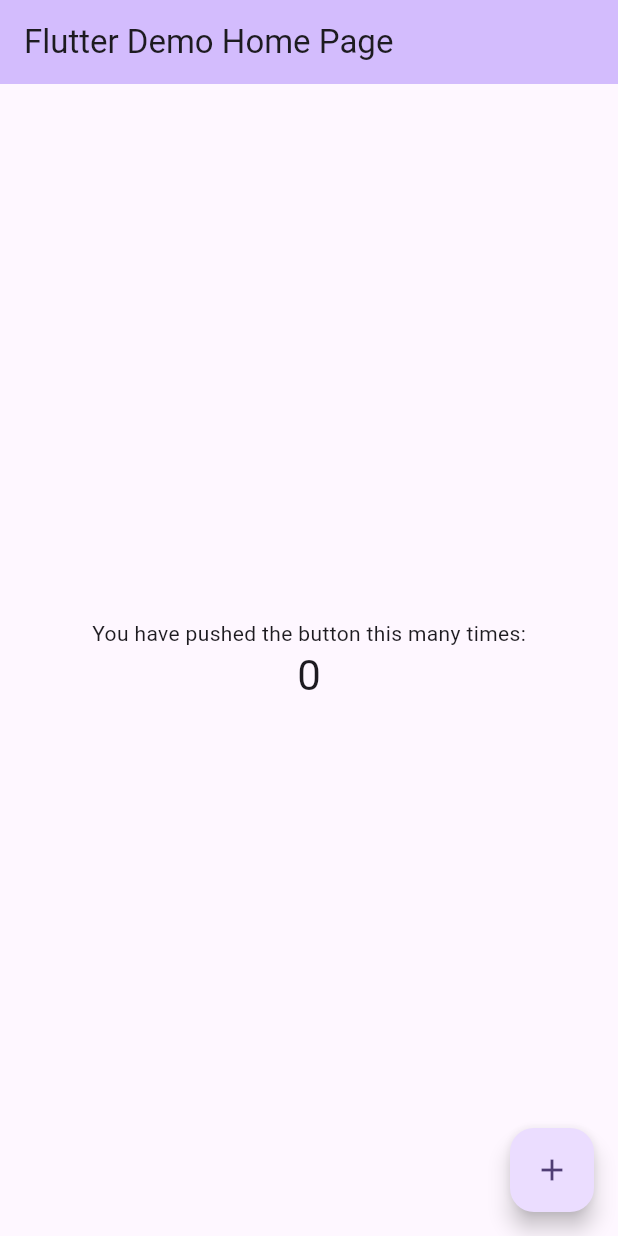
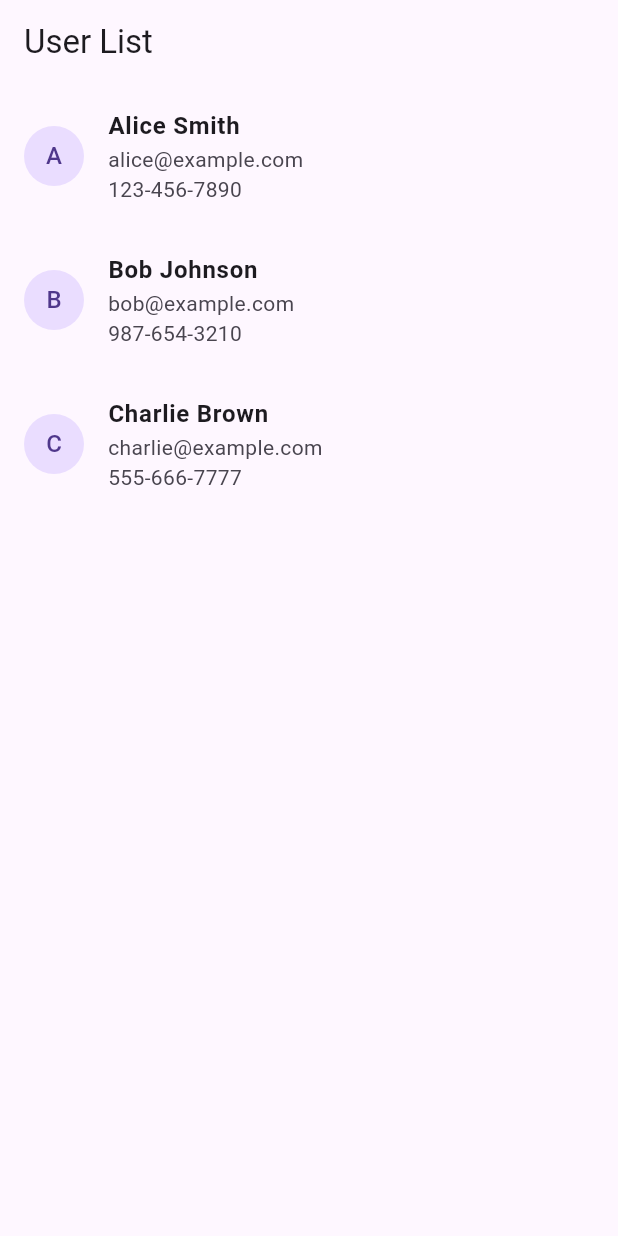
Before and after one commit to shahz-codes/user_app, a Flutter app: the screen it shows after launch, on a phone screen of 412 x 824 dp. Run offline on Flutter 3.47's test engine with Material 3 defaults, Android fonts, the phone set to English and light mode, and no system bars.

Commit message:
Setting up the UI single screen

```diff
--- a/lib/main.dart
+++ b/lib/main.dart
@@ -1,4 +1,5 @@
 import 'package:flutter/material.dart';
+import 'screens/user_screen.dart';
 
 void main() {
   runApp(const UserApp());
@@ -11,115 +12,97 @@ class UserApp extends StatelessWidget {
   @override
   Widget build(BuildContext context) {
     return MaterialApp(
-      title: 'Flutter Demo',
-      theme: ThemeData(
-        // This is the theme of your application.
-        //
-        // TRY THIS: Try running your application with "flutter run". You'll see
-        // the application has a purple toolbar. Then, without quitting the app,
-        // try changing the seedColor in the colorScheme below to Colors.green
-        // and then invoke "hot reload" (save your changes or press the "hot
-        // reload" button in a Flutter-supported IDE, or press "r" if you used
-        // the command line to start the app).
-        //
-        // Notice that the counter didn't reset back to zero; the application
-        // state is not lost during the reload. To reset the state, use hot
-        // restart instead.
-        //
-        // This works for code too, not just values: Most code changes can be
-        // tested with just a hot reload.
-        colorScheme: ColorScheme.fromSeed(seedColor: Colors.deepPurple),
-        useMaterial3: true,
-      ),
-      home: const MyHomePage(title: 'Flutter Demo Home Page'),
+      title: 'User List App',
+      theme: ThemeData(primarySwatch: Colors.blue),
+      home: UserScreen(), // The single-screen app
     );
   }
 }
 
-class MyHomePage extends StatefulWidget {
-  const MyHomePage({super.key, required this.title});
-
-  // This widget is the home page of your application. It is stateful, meaning
-  // that it has a State object (defined below) that contains fields that affect
-  // how it looks.
-
-  // This class is the configuration for the state. It holds the values (in this
-  // case the title) provided by the parent (in this case the App widget) and
-  // used by the build method of the State. Fields in a Widget subclass are
-  // always marked "final".
-
-  final String title;
-
-  @override
-  State<MyHomePage> createState() => _MyHomePageState();
-}
-
-class _MyHomePageState extends State<MyHomePage> {
-  int _counter = 0;
-
-  void _incrementCounter() {
-    setState(() {
-      // This call to setState tells the Flutter framework that something has
-      // changed in this State, which causes it to rerun the build method below
-      // so that the display can reflect the updated values. If we changed
-      // _counter without calling setState(), then the build method would not be
-      // called again, and so nothing would appear to happen.
-      _counter++;
-    });
-  }
-
-  @override
-  Widget build(BuildContext context) {
-    // This method is rerun every time setState is called, for instance as done
-    // by the _incrementCounter method above.
-    //
-    // The Flutter framework has been optimized to make rerunning build methods
-    // fast, so that you can just rebuild anything that needs updating rather
-    // than having to individually change instances of widgets.
-    return Scaffold(
-      appBar: AppBar(
-        // TRY THIS: Try changing the color here to a specific color (to
-        // Colors.amber, perhaps?) and trigger a hot reload to see the AppBar
-        // change color while the other colors stay the same.
-        backgroundColor: Theme.of(context).colorScheme.inversePrimary,
-        // Here we take the value from the MyHomePage object that was created by
-        // the App.build method, and use it to set our appbar title.
-        title: Text(widget.title),
-      ),
-      body: Center(
-        // Center is a layout widget. It takes a single child and positions it
-        // in the middle of the parent.
-        child: Column(
-          // Column is also a layout widget. It takes a list of children and
-          // arranges them vertically. By default, it sizes itself to fit its
-          // children horizontally, and tries to be as tall as its parent.
-          //
-          // Column has various properties to control how it sizes itself and
-          // how it positions its children. Here we use mainAxisAlignment to
-          // center the children vertically; the main axis here is the vertical
-          // axis because Columns are vertical (the cross axis would be
-          // horizontal).
-          //
-          // TRY THIS: Invoke "debug painting" (choose the "Toggle Debug Paint"
-          // action in the IDE, or press "p" in the console), to see the
-          // wireframe for each widget.
-          mainAxisAlignment: MainAxisAlignment.center,
-          children: <Widget>[
-            const Text(
-              'You have pushed the button this many times:',
-            ),
-            Text(
-              '$_counter',
-              style: Theme.of(context).textTheme.headlineMedium,
-            ),
-          ],
-        ),
-      ),
-      floatingActionButton: FloatingActionButton(
-        onPressed: _incrementCounter,
-        tooltip: 'Increment',
-        child: const Icon(Icons.add),
-      ), // This trailing comma makes auto-formatting nicer for build methods.
-    );
-  }
-}
+// class MyHomePage extends StatefulWidget {
+//   const MyHomePage({super.key, required this.title});
+//
+//   // This widget is the home page of your application. It is stateful, meaning
+//   // that it has a State object (defined below) that contains fields that affect
+//   // how it looks.
+//
+//   // This class is the configuration for the state. It holds the values (in this
+//   // case the title) provided by the parent (in this case the App widget) and
+//   // used by the build method of the State. Fields in a Widget subclass are
+//   // always marked "final".
+//
+//   final String title;
+//
+//   @override
+//   State<MyHomePage> createState() => _MyHomePageState();
+// }
+//
+// class _MyHomePageState extends State<MyHomePage> {
+//   int _counter = 0;
+//
+//   void _incrementCounter() {
+//     setState(() {
+//       // This call to setState tells the Flutter framework that something has
+//       // changed in this State, which causes it to rerun the build method below
+//       // so that the display can reflect the updated values. If we changed
+//       // _counter without calling setState(), then the build method would not be
+//       // called again, and so nothing would appear to happen.
+//       _counter++;
+//     });
+//   }
+//
+//   @override
+//   Widget build(BuildContext context) {
+//     // This method is rerun every time setState is called, for instance as done
+//     // by the _incrementCounter method above.
+//     //
+//     // The Flutter framework has been optimized to make rerunning build methods
+//     // fast, so that you can just rebuild anything that needs updating rather
+//     // than having to individually change instances of widgets.
+//     return Scaffold(
+//       appBar: AppBar(
+//         // TRY THIS: Try changing the color here to a specific color (to
+//         // Colors.amber, perhaps?) and trigger a hot reload to see the AppBar
+//         // change color while the other colors stay the same.
+//         backgroundColor: Theme.of(context).colorScheme.inversePrimary,
+//         // Here we take the value from the MyHomePage object that was created by
+//         // the App.build method, and use it to set our appbar title.
+//         title: Text(widget.title),
+//       ),
+//       body: Center(
+//         // Center is a layout widget. It takes a single child and positions it
+//         // in the middle of the parent.
+//         child: Column(
+//           // Column is also a layout widget. It takes a list of children and
+//           // arranges them vertically. By default, it sizes itself to fit its
+//           // children horizontally, and tries to be as tall as its parent.
+//           //
+//           // Column has various properties to control how it sizes itself and
+//           // how it positions its children. Here we use mainAxisAlignment to
+//           // center the children vertically; the main axis here is the vertical
+//           // axis because Columns are vertical (the cross axis would be
+//           // horizontal).
+//           //
+//           // TRY THIS: Invoke "debug painting" (choose the "Toggle Debug Paint"
+//           // action in the IDE, or press "p" in the console), to see the
+//           // wireframe for each widget.
+//           mainAxisAlignment: MainAxisAlignment.center,
+//           children: <Widget>[
+//             const Text(
+//               'You have pushed the button this many times:',
+//             ),
+//             Text(
+//               '$_counter',
+//               style: Theme.of(context).textTheme.headlineMedium,
+//             ),
+//           ],
+//         ),
+//       ),
+//       floatingActionButton: FloatingActionButton(
+//         onPressed: _incrementCounter,
+//         tooltip: 'Increment',
+//         child: const Icon(Icons.add),
+//       ), // This trailing comma makes auto-formatting nicer for build methods.
+//     );
+//   }
+// }
--- /dev/null
+++ b/lib/models/user_model.dart
@@ -0,0 +1,14 @@
+// A simple User model representing the data we expect from the API
+class User {
+  final int id;
+  final String name;
+  final String email;
+  final String phone;
+
+  User({
+    required this.id,
+    required this.name,
+    required this.email,
+    required this.phone,
+  });
+}
--- /dev/null
+++ b/lib/screens/user_screen.dart
@@ -0,0 +1,26 @@
+import 'package:flutter/material.dart';
+import '../models/user_model.dart';
+import '../widgets/user_tile.dart';
+
+// The user list screen (only UI with sample data for now)
+class UserScreen extends StatelessWidget {
+  // Sample hardcoded users to display
+  final List<User> sampleUsers = [
+    User(id: 1, name: 'Alice Smith', email: 'alice@example.com', phone: '123-456-7890'),
+    User(id: 2, name: 'Bob Johnson', email: 'bob@example.com', phone: '987-654-3210'),
+    User(id: 3, name: 'Charlie Brown', email: 'charlie@example.com', phone: '555-666-7777'),
+  ];
+
+  @override
+  Widget build(BuildContext context) {
+    return Scaffold(
+      appBar: AppBar(title: Text('User List')),
+      body: ListView.builder(
+        itemCount: sampleUsers.length,
+        itemBuilder: (context, index) {
+          return UserTile(user: sampleUsers[index]);
+        },
+      ),
+    );
+  }
+}
--- /dev/null
+++ b/lib/widgets/user_tile.dart
@@ -0,0 +1,30 @@
+import 'package:flutter/material.dart';
+import '../models/user_model.dart';
+
+// Widget to display a user's avatar, name, email, and phone
+class UserTile extends StatelessWidget {
+  final User user;
+
+  const UserTile({Key? key, required this.user}) : super(key: key);
+
+  @override
+  Widget build(BuildContext context) {
+    return ListTile(
+      leading: CircleAvatar(
+        child: Text(user.name[0]),
+      ),
+      title: Text(
+        user.name,
+        style: TextStyle(fontWeight: FontWeight.bold),
+      ),
+      subtitle: Column(
+        crossAxisAlignment: CrossAxisAlignment.start,
+        children: [
+          Text(user.email),
+          Text(user.phone),
+        ],
+      ),
+      contentPadding: EdgeInsets.symmetric(horizontal: 16, vertical: 8),
+    );
+  }
+}
```
Also changed, not shown: lib/bloc/user_bloc.dart (added), lib/bloc/user_event.dart (added), lib/bloc/user_state.dart (added), lib/repository/user_repository.dart (added).
